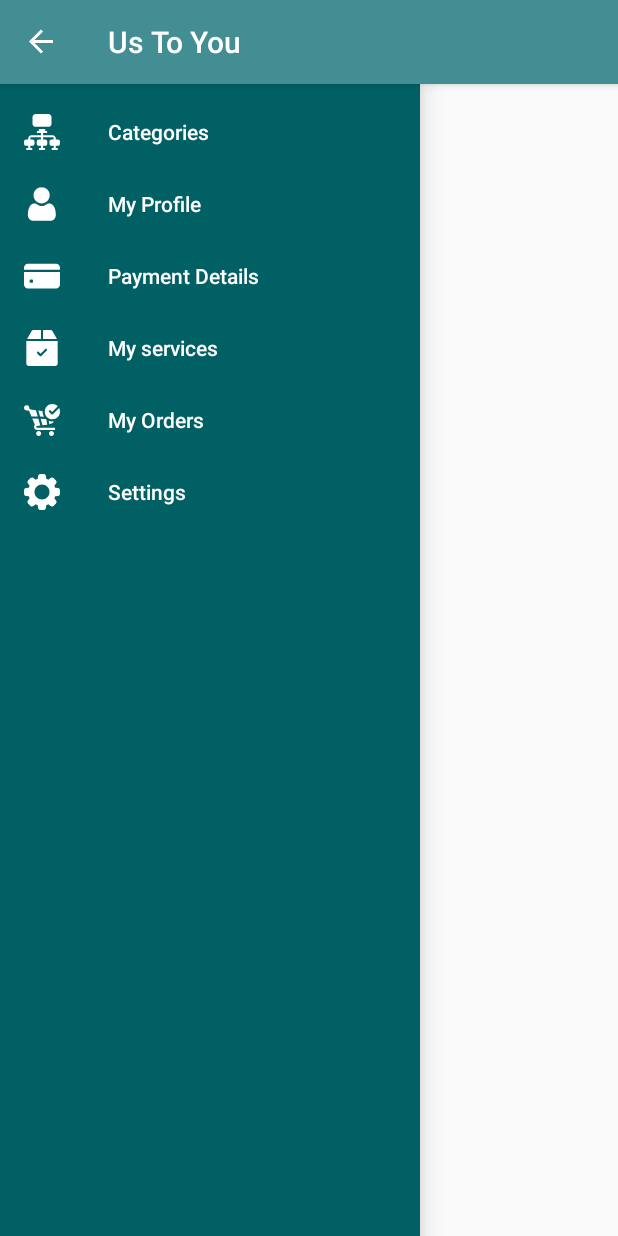
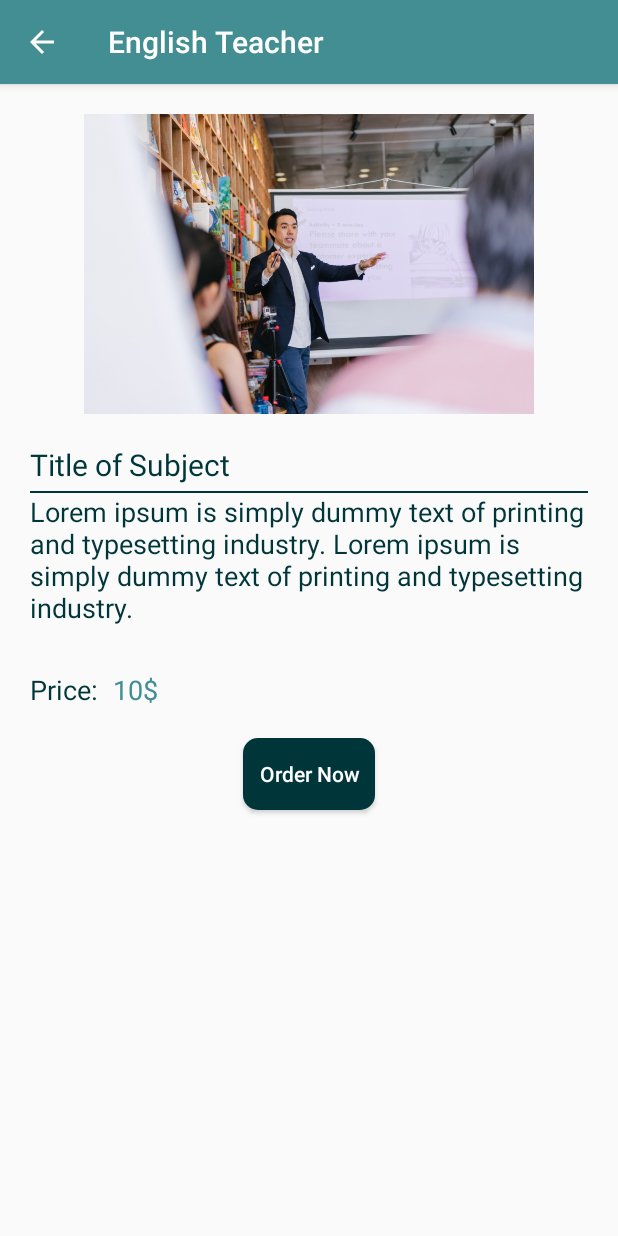
Before and after one commit to madail/ECHIPA_11_PIU_2020, an Android app: the MainActivity screen opened directly, with no data from a screen before it, after a tap on "My services", on a phone screen of 412 x 824 dp. Run offline under Robolectric (Android 15) with nearby library versions, the phone set to English and light mode, and no system bars; 1 other tap on this screen came first.

Commit message:
teaching service details activity implemented

```diff
--- a/UsToYou/app/src/main/AndroidManifest.xml
+++ b/UsToYou/app/src/main/AndroidManifest.xml
@@ -9,6 +9,7 @@
         android:label="@string/app_name"
         android:roundIcon="@mipmap/ic_launcher_round"
         android:supportsRtl="true">
+        <activity android:name=".TeachingServiceDetails" android:theme="@style/Theme.UsToYouTheme"/>
         <activity
             android:name=".SplashActivity"
             android:theme="@style/Theme.FullScreen">
--- a/UsToYou/app/src/main/java/com/example/ustoyou/MainActivity.kt
+++ b/UsToYou/app/src/main/java/com/example/ustoyou/MainActivity.kt
@@ -1,12 +1,16 @@
 package com.example.ustoyou
 
+import android.content.Intent
 import android.os.Bundle
 import android.view.MenuItem
 import androidx.appcompat.app.ActionBarDrawerToggle
 import androidx.appcompat.app.AppCompatActivity
+import androidx.core.view.GravityCompat
 import androidx.drawerlayout.widget.DrawerLayout
+import com.google.android.material.navigation.NavigationView
 
-class MainActivity : AppCompatActivity() {
+
+class MainActivity : AppCompatActivity(), NavigationView.OnNavigationItemSelectedListener {
 
     private lateinit var drawerLayout: DrawerLayout
     private lateinit var actionBarDrawerToggle: ActionBarDrawerToggle
@@ -16,17 +20,41 @@ class MainActivity : AppCompatActivity() {
         setContentView(R.layout.activity_main)
 
         drawerLayout = findViewById(R.id.drawerLayout)
-        actionBarDrawerToggle = ActionBarDrawerToggle(this, drawerLayout, R.string.open,R.string.close)
+        actionBarDrawerToggle = ActionBarDrawerToggle(
+            this,
+            drawerLayout,
+            R.string.open,
+            R.string.close
+        )
         drawerLayout.addDrawerListener(actionBarDrawerToggle)
         actionBarDrawerToggle.syncState()
+
+        setNavigationViewListener()
 
         supportActionBar?.setDisplayHomeAsUpEnabled(true)
     }
 
     override fun onOptionsItemSelected(item: MenuItem): Boolean {
-        if(actionBarDrawerToggle.onOptionsItemSelected(item)){
+        if (actionBarDrawerToggle.onOptionsItemSelected(item)) {
             return true
         }
+
         return super.onOptionsItemSelected(item)
     }
+
+    override fun onNavigationItemSelected(item: MenuItem): Boolean {
+        if (item.itemId == R.id.my_services) {
+            val intent = Intent(this, TeachingServiceDetails::class.java)
+            startActivity(intent)
+
+        }
+
+        drawerLayout.closeDrawer(GravityCompat.START)
+        return true
+    }
+
+    private fun setNavigationViewListener() {
+        val navigationView: NavigationView = findViewById(R.id.navigationView)
+        navigationView.setNavigationItemSelectedListener(this)
+    }
 }
--- a/UsToYou/app/src/main/java/com/example/ustoyou/PaymentMethodActivity.kt
+++ b/UsToYou/app/src/main/java/com/example/ustoyou/PaymentMethodActivity.kt
@@ -11,7 +11,7 @@ class PaymentMethodActivity : AppCompatActivity() {
         super.onCreate(savedInstanceState)
         setContentView(R.layout.activity_payment_method)
 
-        val spinner : Spinner =findViewById(R.id.spinner)
+        val spinner: Spinner = findViewById(R.id.spinner)
 
         if (spinner != null) {
             val currencyAdapter = ArrayAdapter(
--- /dev/null
+++ b/UsToYou/app/src/main/java/com/example/ustoyou/TeachingServiceDetails.kt
@@ -0,0 +1,19 @@
+package com.example.ustoyou
+
+import android.os.Bundle
+import android.view.View
+import androidx.appcompat.app.AppCompatActivity
+
+class TeachingServiceDetails : AppCompatActivity() {
+    override fun onCreate(savedInstanceState: Bundle?) {
+        super.onCreate(savedInstanceState)
+        setContentView(R.layout.activity_teaching_service_details)
+        supportActionBar?.title = "English Teacher"
+        supportActionBar?.setDisplayHomeAsUpEnabled(true)
+
+    }
+
+    fun orderNow(view: View) {
+        //TODO
+    }
+}
--- a/UsToYou/app/src/main/res/layout/activity_main.xml
+++ b/UsToYou/app/src/main/res/layout/activity_main.xml
@@ -8,6 +8,7 @@
     tools:context=".MainActivity">
 
     <com.google.android.material.navigation.NavigationView
+        android:id="@+id/navigationView"
         android:layout_width="wrap_content"
         android:layout_height="match_parent"
         android:background="@color/primaryColor"
--- /dev/null
+++ b/UsToYou/app/src/main/res/layout/activity_teaching_service_details.xml
@@ -0,0 +1,90 @@
+<?xml version="1.0" encoding="utf-8"?>
+<androidx.constraintlayout.widget.ConstraintLayout xmlns:android="http://schemas.android.com/apk/res/android"
+    xmlns:app="http://schemas.android.com/apk/res-auto"
+    xmlns:tools="http://schemas.android.com/tools"
+    android:layout_width="match_parent"
+    android:layout_height="match_parent"
+    tools:context=".TeachingServiceDetails">
+
+    <ImageView
+        android:id="@+id/teachingServiceImage"
+        android:layout_width="300dp"
+        android:layout_height="200dp"
+        android:layout_marginTop="20dp"
+        app:layout_constraintStart_toStartOf="parent"
+        app:layout_constraintEnd_toEndOf="parent"
+        app:srcCompat="@drawable/teaching_service_1"
+        app:layout_constraintTop_toTopOf="parent" />
+
+    <TextView
+        android:id="@+id/titleTeachingSubject"
+        android:layout_width="match_parent"
+        android:layout_height="wrap_content"
+        android:layout_margin="20dp"
+        android:text="Title of Subject"
+        android:textColor="@color/primaryDarkColor"
+        android:textSize="20sp"
+        app:layout_constraintTop_toBottomOf="@id/teachingServiceImage"/>
+
+    <View
+        android:id="@+id/view1"
+        android:layout_width="0dp"
+        android:layout_height="1dp"
+        android:layout_marginTop="4dp"
+        android:background="@color/primaryDarkColor"
+        app:layout_constraintEnd_toEndOf="@+id/titleTeachingSubject"
+        app:layout_constraintStart_toStartOf="@+id/titleTeachingSubject"
+        app:layout_constraintTop_toBottomOf="@id/titleTeachingSubject" />
+
+    <TextView
+        android:id="@+id/descriptionTeachingService"
+        android:layout_width="0dp"
+        android:layout_height="wrap_content"
+        android:textColor="@color/primaryDarkColor"
+        android:textSize="18sp"
+        app:layout_constraintEnd_toEndOf="@+id/view1"
+        app:layout_constraintStart_toStartOf="@+id/view1"
+        app:layout_constraintTop_toBottomOf="@id/view1"
+        android:text="Lorem ipsum is simply dummy text of printing and typesetting industry. Lorem ipsum is simply dummy text of printing and typesetting industry." />
+
+    <TextView
+        android:id="@+id/priceTeachingService"
+        android:layout_width="wrap_content"
+        android:layout_height="wrap_content"
+        android:layout_marginTop="30dp"
+        android:text="@string/price"
+        android:textColor="@color/primaryDarkColor"
+        android:textSize="18sp"
+        app:layout_constraintStart_toStartOf="@id/descriptionTeachingService"
+        app:layout_constraintTop_toBottomOf="@id/descriptionTeachingService" />
+
+    <TextView
+        android:id="@+id/priceValueTeachingService"
+        android:layout_width="wrap_content"
+        android:layout_height="wrap_content"
+        android:layout_marginStart="10dp"
+        android:text="@string/first_price"
+        android:textColor="@color/primaryLightColor"
+        android:textSize="18sp"
+        app:layout_constraintBottom_toBottomOf="@id/priceTeachingService"
+        app:layout_constraintStart_toEndOf="@id/priceTeachingService"
+        app:layout_constraintTop_toTopOf="@id/priceTeachingService" />
+
+    <Button
+        android:id="@+id/orderNowTeachingService"
+        android:layout_width="wrap_content"
+        android:layout_height="wrap_content"
+        android:background="@drawable/radius_dark_button"
+        android:text="@string/order_now"
+        android:onClick="orderNow"
+        android:textColor="@color/white"
+        android:textAllCaps="false"
+        app:layout_constraintTop_toBottomOf="@id/priceTeachingService"
+        app:layout_constraintStart_toStartOf="parent"
+        app:layout_constraintEnd_toEndOf="parent"
+        android:layout_marginTop="20dp" />
+
+
+
+
+</androidx.constraintlayout.widget.ConstraintLayout>
--- a/UsToYou/app/src/main/res/values/strings.xml
+++ b/UsToYou/app/src/main/res/values/strings.xml
@@ -23,4 +23,7 @@
     <string name="settings">Settings</string>
     <string name="open">Open</string>
     <string name="close">Close</string>
+    <string name="price">Price:</string>
+    <string name="first_price">10$</string>
+    <string name="order_now">Order Now</string>
 </resources>
```
Also changed, not shown: UsToYou/app/src/main/res/drawable/teaching_service_1.jpg (added), UsToYou/app/src/main/res/drawable/teaching_service_2.jpg (added), UsToYou/app/src/main/res/drawable/teaching_service_3.jpg (added).
